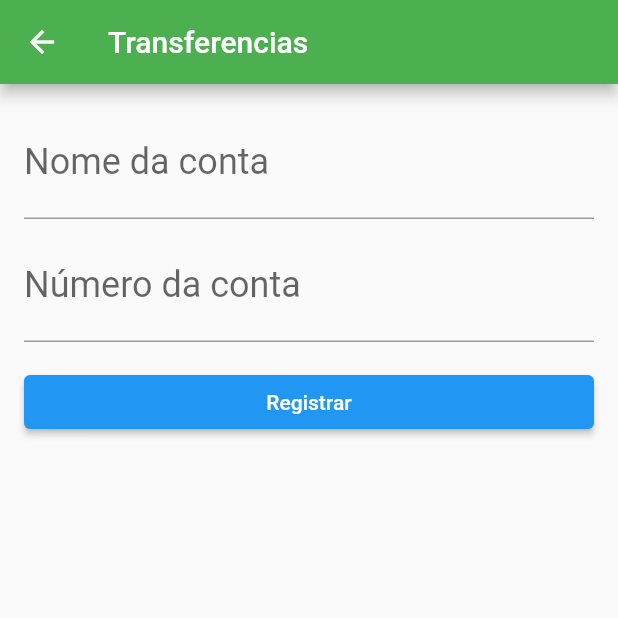
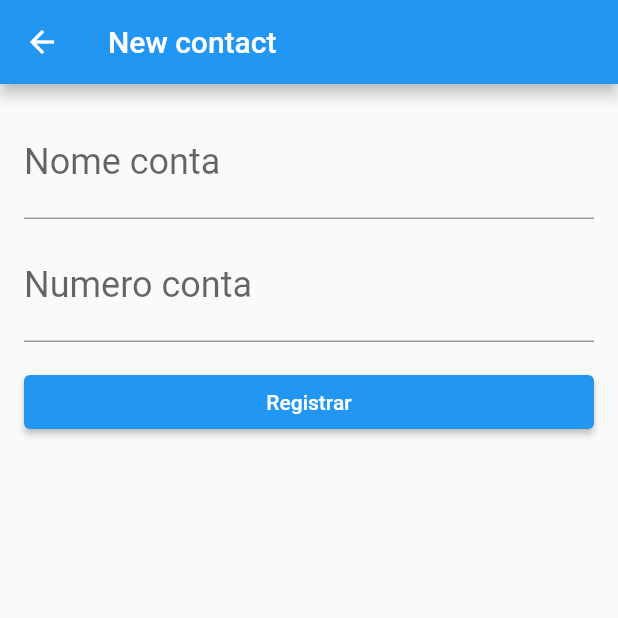
Before and after one commit to adrianoasantunes/bytebank-alura, a Flutter app: the ContactList screen opened directly, after a tap on the "add" icon, on a phone screen of 412 x 824 dp, the top half of it. Run offline on Flutter 3.47's test engine with Material 2 defaults, Android fonts, the phone set to English and light mode, and no system bars; our stand-ins replace sqflite; missing offline and left inert: http_interceptor; accounts and stored records are empty.

Commit message:
Encerrando modulo 4, refatorando para finalizar modulo 5 curso

```diff
--- a/lib/main.dart
+++ b/lib/main.dart
@@ -1,13 +1,8 @@
-import 'package:bytebank/http/webclient.dart';
 import 'package:flutter/material.dart';
 import 'package:bytebank/screens/dashboard.dart';
-import 'package:bytebank/models/transaction.dart';
-import 'package:bytebank/models/contact.dart';
 
 void main() {
   runApp(const ByteBankApp());
-  save(Transaction(200.0, Contact(0, 'Dri', 2000)))
-      .then((transaction) => print(transaction));
 }
 
 class ByteBankApp extends StatelessWidget {
--- a/lib/screens/contact_form.dart
+++ b/lib/screens/contact_form.dart
@@ -1,15 +1,6 @@
-import 'package:bytebank/components/editor.dart';
 import 'package:bytebank/database/dao/contact_dao.dart';
 import 'package:bytebank/models/contact.dart';
 import 'package:flutter/material.dart';
-
-//Editors Fields
-const _appBarTitulo = 'Transferencias';
-const _rotuloName = 'Nome da conta';
-const _dicaName = 'Informe o nome da conta';
-const _rotuloNumber = 'Número da conta';
-const _tecladoNumerico = 's';
-const _dicaNumber = 'Informe o nº da conta';
 
 class ContactForm extends StatefulWidget {
   @override
@@ -17,34 +8,41 @@ class ContactForm extends StatefulWidget {
 }
 
 class _ContactFormState extends State<ContactForm> {
-  final TextEditingController _nameAccountController = TextEditingController();
-  final TextEditingController _numberAccountController =
+  final TextEditingController _accountNameController = TextEditingController();
+  final TextEditingController _accountNumberController =
       TextEditingController();
-  final ContactDao _daoContact = ContactDao();
+  final ContactDao _dao = ContactDao();
 
   @override
   Widget build(BuildContext context) {
     return Scaffold(
       appBar: AppBar(
-        title: const Text(_appBarTitulo),
-        backgroundColor: Colors.green,
+        title: Text('New contact'),
       ),
       body: Padding(
         padding: const EdgeInsets.all(16.0),
         child: Column(
           children: <Widget>[
-            Editor(
-              controller: _nameAccountController,
-              rotulo: _rotuloName,
-              dica: _dicaName,
+            TextField(
+              controller: _accountNameController,
+              decoration: InputDecoration(
+                labelText: 'Nome conta',
+              ),
+              style: TextStyle(
+                fontSize: 24.0,
+              ),
             ),
             Padding(
               padding: const EdgeInsets.only(top: 8.0),
-              child: Editor(
-                controller: _numberAccountController,
-                rotulo: _rotuloNumber,
-                dica: _dicaNumber,
-                inputNumerOpt: _tecladoNumerico,
+              child: TextField(
+                controller: _accountNumberController,
+                decoration: InputDecoration(
+                  labelText: 'Numero conta',
+                ),
+                style: TextStyle(
+                  fontSize: 24.0,
+                ),
+                keyboardType: TextInputType.number,
               ),
             ),
             Padding(
@@ -52,13 +50,18 @@ class _ContactFormState extends State<ContactForm> {
               child: SizedBox(
                 width: double.maxFinite,
                 child: ElevatedButton(
-                  child: const Text('Registrar'),
+                  child: Text('Registrar'),
                   onPressed: () {
-                    _registerAccount(context);
+                    final String accountName = _accountNameController.text;
+                    final int? accountNumber =
+                        int.tryParse(_accountNumberController.text);
+                    final Contact newContact =
+                        Contact(0, accountName, accountNumber!);
+                    _dao.save(newContact).then((id) => Navigator.pop(context));
                   },
                 ),
               ),
-            ),
+            )
           ],
         ),
       ),
@@ -66,9 +69,9 @@ class _ContactFormState extends State<ContactForm> {
   }
 
   void _registerAccount(BuildContext context) {
-    final String name = _nameAccountController.text;
-    final int? number = int.tryParse(_numberAccountController.text);
-    final Contact newContact = Contact(0, name, number!);
-    _daoContact.save(newContact).then((id) => Navigator.pop(context));
+    final String accountName = _accountNameController.text;
+    final int? accountNumber = int.tryParse(_accountNumberController.text);
+    final Contact newContact = Contact(0, accountName, accountNumber!);
+    _dao.save(newContact).then((id) => Navigator.pop(context));
   }
 }
--- a/lib/screens/contact_list.dart
+++ b/lib/screens/contact_list.dart
@@ -2,8 +2,102 @@ import 'package:bytebank/components/progress.dart';
 import 'package:bytebank/database/dao/contact_dao.dart';
 import 'package:bytebank/models/contact.dart';
 import 'package:bytebank/screens/contact_form.dart';
+import 'package:bytebank/screens/transaction_form.dart';
 import 'package:flutter/material.dart';
 
+class ContactList extends StatelessWidget {
+  final ContactDao _dao = ContactDao();
+
+  @override
+  Widget build(BuildContext context) {
+    return Scaffold(
+      appBar: AppBar(
+        title: Text('Transfer'),
+      ),
+      body: FutureBuilder<List<Contact>>(
+        initialData: [],
+        future: _dao.findAll(),
+        builder: (context, snapshot) {
+          switch (snapshot.connectionState) {
+            case ConnectionState.none:
+              break;
+            case ConnectionState.waiting:
+              return Progress();
+              break;
+            case ConnectionState.active:
+              break;
+            case ConnectionState.done:
+              final List<Contact> contacts = snapshot.data!;
+
+              return ListView.builder(
+                itemBuilder: (context, index) {
+                  final Contact contact = contacts[index];
+                  return _ContactItem(
+                    contact,
+                    onTapBool: () {
+                      Navigator.of(context).push(
+                        MaterialPageRoute(
+                          builder: (context) => TransactionForm(contact),
+                        ),
+                      );
+                    },
+                  );
+                },
+                itemCount: contacts.length,
+              );
+              break;
+          }
+          return Text('Unknown error');
+        },
+      ),
+      floatingActionButton: FloatingActionButton(
+        onPressed: () {
+          Navigator.of(context).push(
+            MaterialPageRoute(
+              builder: (context) => ContactForm(),
+            ),
+          );
+        },
+        child: Icon(
+          Icons.add,
+        ),
+      ),
+    );
+  }
+}
+
+class _ContactItem extends StatelessWidget {
+  final Contact contact;
+  final Function onTapBool;
+
+  _ContactItem(
+    this.contact, {
+    required this.onTapBool,
+  });
+
+  @override
+  Widget build(BuildContext context) {
+    return Card(
+      child: ListTile(
+        onTap: () => onTapBool(),
+        title: Text(
+          contact.accountName,
+          style: TextStyle(
+            fontSize: 24.0,
+          ),
+        ),
+        subtitle: Text(
+          contact.accountNumber.toString(),
+          style: TextStyle(
+            fontSize: 16.0,
+          ),
+        ),
+      ),
+    );
+  }
+}
+
+/*
 class ContactList extends StatefulWidget {
   ContactList({Key? key}) : super(key: key);
 
@@ -68,7 +162,9 @@ class _ContactListState extends State<ContactList> {
 
 class _ContactItem extends StatefulWidget {
   final Contact contact;
-  _ContactItem(this.contact);
+  final Function onTapBool;
+
+  _ContactItem(this.contact, {required this.onTapBool});
 
   @override
   State<_ContactItem> createState() => _ContactItemState();
@@ -87,7 +183,9 @@ class _ContactItemState extends State<_ContactItem> {
           widget.contact.accountNumber.toString(),
           style: const TextStyle(fontSize: 24.0),
         ),
+        onTap: () => onTapBool,
       ),
     );
   }
 }
+*/
--- a/lib/screens/transaction_list.dart
+++ b/lib/screens/transaction_list.dart
@@ -1,13 +1,14 @@
 // ignore_for_file: use_key_in_widget_constructors
 
 import 'package:bytebank/components/centered_message.dart';
-import 'package:bytebank/http/webclient.dart';
+import 'package:bytebank/http/webclients/transaction_webclient.dart';
 import 'package:bytebank/models/transaction.dart';
 import 'package:bytebank/components/progress.dart';
 import 'package:flutter/material.dart';
 
 class TransactionsList extends StatelessWidget {
   final List<Transaction> transactions = [];
+  final TransactionWebClient _webClient = TransactionWebClient();
 
   @override
   Widget build(BuildContext context) {
@@ -16,7 +17,7 @@ class TransactionsList extends StatelessWidget {
         title: const Text('Transactions'),
       ),
       body: FutureBuilder<List<Transaction>>(
-        future: findAll(),
+        future: _webClient.findAll(),
         builder: (context, snapshot) {
           switch (snapshot.connectionState) {
             case ConnectionState.none:
```
Also changed, not shown: lib/http/interceptors/logging_interceptor.dart (added, +22 -0 lines), lib/http/webclient.dart (+6 -76 lines), lib/http/webclients/transaction_webclient.dart (added, +71 -0 lines), lib/screens/transaction_form.dart (added, +82 -0 lines), 3 other files.
